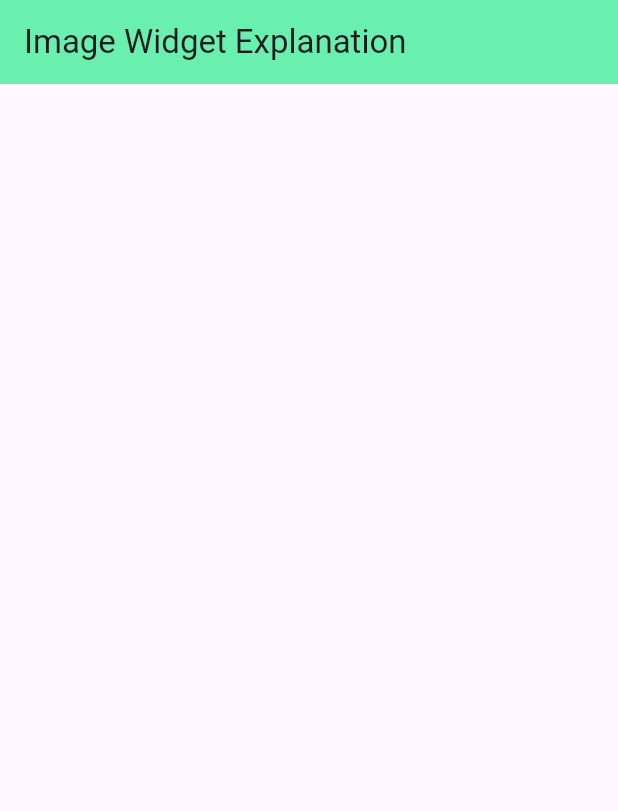
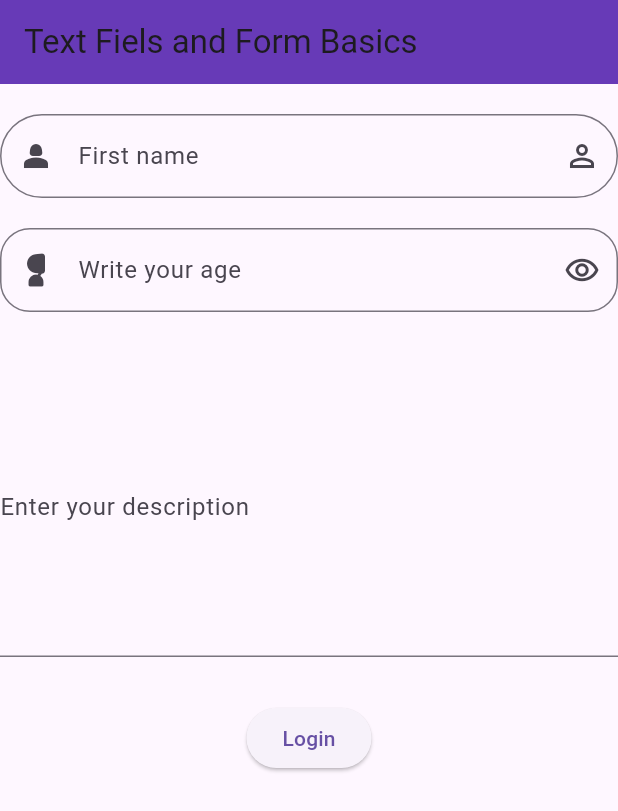
Before and after one commit to AHMEDRAZA105/Flutter-Basic-to-Advance, a Flutter app: the screen it shows after launch, on a phone screen of 412 x 824 dp. Shown: the top 811 px of the screen. Run offline on Flutter 3.47's test engine with Material 3 defaults, Android fonts, the phone set to English and light mode, and no system bars.

Commit message:
Update Project

```diff
--- a/lib/Screens/Image_Widget.dart
+++ b/lib/Screens/Image_Widget.dart
@@ -12,12 +12,12 @@ class ImageWidget extends StatelessWidget{
  //3 Types of images are used in flutter assert image, network image, file image
         //Asset image
       body:
-      //CircleAvatar(
+      CircleAvatar(
         //In this radius is used height and width is used
         //radius:40,
         //foregroundImage: AssetImage("assest/Images/Image1.JPG" ),
         //backgroundColor: Colors.green,
-      ),
+      )
       //Image.network("https://media.istockphoto.com/id/482206266/photo/kaaba-in-mecca.jpg?s=1024x1024&w=is&k=20&c=dIQHRc1GU9pjFjWjQNn79_--sSxNVXv5QmwAyjAoBhs=")
       //Image.asset("assets/Images/Image1.JPG")
       //or
@@ -42,6 +42,7 @@ class ImageWidget extends StatelessWidget{
       //Network Image
         //image: NetworkImage("https://media.istockphoto.com/id/482206266/photo/kaaba-in-mecca.jpg?s=1024x1024&w=is&k=20&c=dIQHRc1GU9pjFjWjQNn79_--sSxNVXv5QmwAyjAoBhs="),
    //   ),
+
     );
   }
 }
--- /dev/null
+++ b/lib/Screens/Text_Fiels&Form basics.dart
@@ -0,0 +1,97 @@
+import 'package:flutter/material.dart';
+class TFFB extends StatefulWidget{
+  const TFFB({super.key});
+
+  @override
+  State<TFFB> createState() => _TFFBState();
+}
+
+class _TFFBState extends State<TFFB> {
+  TextEditingController name= TextEditingController();
+  TextEditingController age = TextEditingController();
+  bool o =false;
+  @override
+  Widget build(BuildContext context){
+    return Scaffold(
+      appBar: AppBar(
+        title: Text("Text Fiels and Form Basics"),
+        backgroundColor: Colors.deepPurple,
+      ),
+      body: Column(
+        children: [
+          SizedBox(
+            height: 20,
+            width: 30,
+          ),
+          //Text field is same as input in html
+          TextField(
+            controller: name,
+            decoration: InputDecoration(
+              //hint text tells which you want to write here
+            hintText: "Enter your name",
+            //labelText first app after clicking shift upward
+            labelText :"First name",
+              border: OutlineInputBorder(
+                borderRadius: BorderRadius.circular(30),
+
+              ),
+              prefixIcon: Icon(Icons.person_2),
+              suffixIcon: Icon(Icons.perm_identity_sharp),
+            ),
+
+          ),
+          SizedBox(
+            height: 20,
+          ),
+          TextField(
+            //Show text in dot
+            obscureText: true,
+            obscuringCharacter: '}',
+            //show input keyboard according to input. ALso fetch previous data
+            keyboardType: TextInputType.text,
+            decoration: InputDecoration(
+              hintText: "Enter your age",
+              labelText: "Write your age",
+            border: OutlineInputBorder(
+              borderRadius: BorderRadius.circular(20),
+            ),
+              prefixIcon: Icon(Icons.nest_cam_wired_stand),
+              suffixIcon: IconButton(onPressed: (){
+
+              }, icon: Icon(Icons.remove_red_eye_outlined)
+              ),
+
+            ),
+          ),
+          SizedBox(
+            height: 30,
+             ),
+            TextField(
+              maxLines: 7,
+              //Show text in dot
+              //show input keyboard according to input. ALso fetch previous data
+              keyboardType: TextInputType.text,
+              decoration: InputDecoration(
+                hintText: "Enter Description",
+                labelText: "Enter your description",
+
+
+
+              ),
+            ),
+
+          SizedBox(
+              height: 30,
+          ),
+          ElevatedButton(onPressed: (){
+            //print text using name controllerSla
+           // print(name.text);
+            //Clear text in text field
+            name.clear();
+          }, child: Text("Login"))
+        ],
+      ),
+
+    );
+  }
+}
--- a/lib/main.dart
+++ b/lib/main.dart
@@ -3,6 +3,11 @@ import 'package:flutter_basic_to_advancde/Screens/Home/home.dart';
 import 'package:flutter_basic_to_advancde/Screens/Home/home_stateful.dart';
 import 'package:flutter_basic_to_advancde/Screens/text_widget_explanation.dart';
 import 'package:flutter_basic_to_advancde/Screens/Image_Widget.dart';
+
+import 'Screens/Button_widget.dart';
+import 'Screens/Column&Row explanation.dart';
+import 'Screens/Container Explain.dart';
+import 'Screens/Text_Fiels&Form basics.dart';
 void main(){
 runApp(
     myApp()
@@ -28,7 +33,7 @@ Widget build(BuildContext context){
     //home: HomeScreen(),
   //home: TextWidget(),
     //home of image widget
-    home: ImageWidget(),
+    home:  TFFB (),
   );
 }
 }
```
Also changed, not shown: lib/Screens/Button_widget.dart (added, +81 -0 lines), lib/Screens/Column&Row explanation.dart (added, +132 -0 lines), lib/Screens/Container Explain.dart (added, +83 -0 lines).
